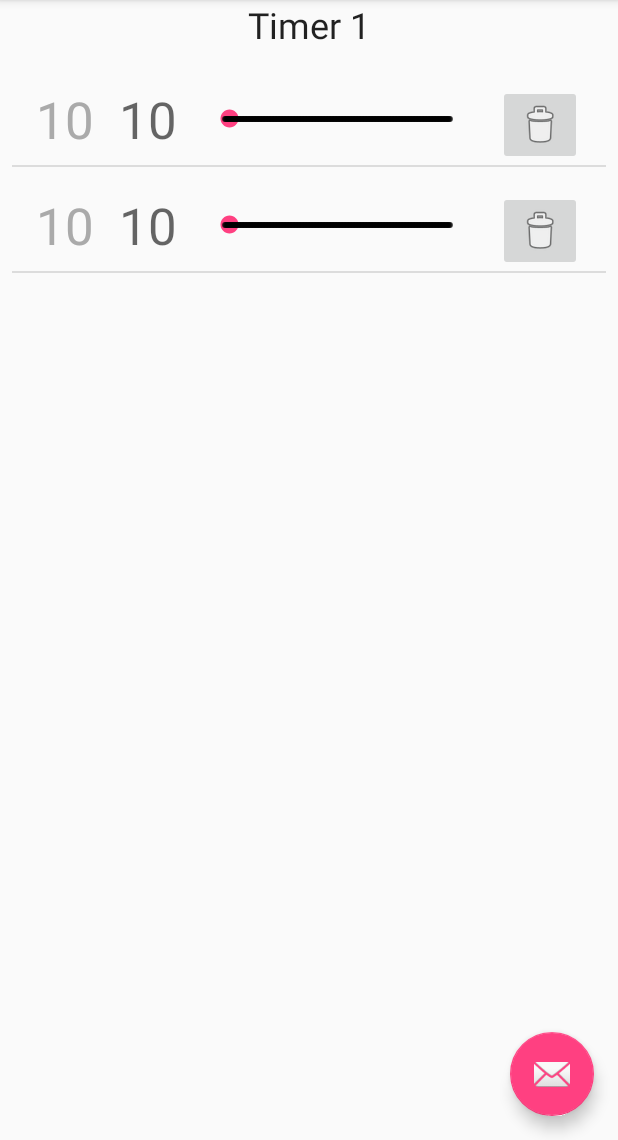
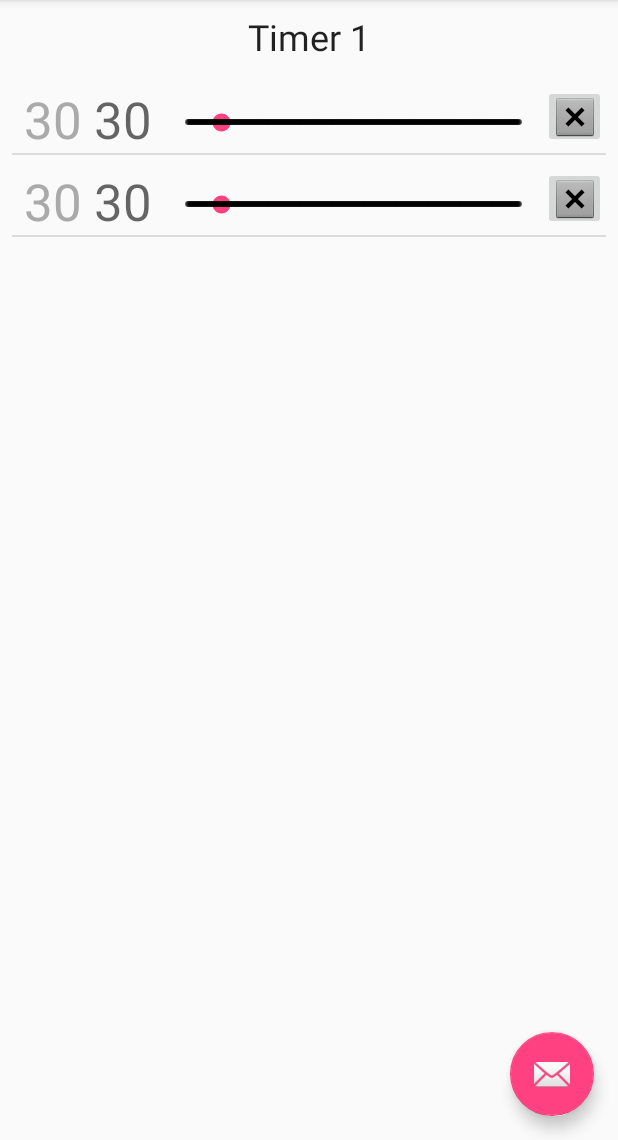
Before and after one commit to jeancharles-roger/SportTimerAndroid, an Android app: the screen it shows after launch (MainActivity), on a phone screen of 412 x 824 dp, the part 96-1236 px from its top. Run offline under Robolectric (Android 15) with nearby library versions, the light colour scheme and no system bars.

Commit message:
Adds duration setting slider

```diff
--- a/app/src/main/java/sporttimer/minibilles/fr/sporttimer/Timer.kt
+++ b/app/src/main/java/sporttimer/minibilles/fr/sporttimer/Timer.kt
@@ -2,7 +2,7 @@ package sporttimer.minibilles.fr.sporttimer
 
 data class TimerDescription(
         var name: String = "New timer",
-        var durations: MutableList<Double> = arrayListOf(30.0, 30.0),
+        var durations: MutableList<Int> = arrayListOf(30, 30),
 
         var currentTime: Double = 0.0,
         var globalCount: Int = 0,
--- a/app/src/main/java/sporttimer/minibilles/fr/sporttimer/TimerFragment.kt
+++ b/app/src/main/java/sporttimer/minibilles/fr/sporttimer/TimerFragment.kt
@@ -3,23 +3,24 @@ package sporttimer.minibilles.fr.sporttimer
 import android.content.Context
 import android.os.Bundle
 import android.support.v4.app.Fragment
-import android.text.SpannableStringBuilder
+import android.support.v7.widget.RecyclerView
 import android.view.LayoutInflater
 import android.view.View
 import android.view.ViewGroup
 import android.widget.ArrayAdapter
-import android.widget.BaseAdapter
-import android.widget.TextView
+import android.widget.SeekBar
 
 import kotlinx.android.synthetic.main.fragment_main.view.*
+import kotlinx.android.synthetic.main.duration_item.view.*
 
 /**
  * A placeholder fragment containing a simple view.
  */
 class TimerFragment : Fragment() {
 
-    override fun onCreateView(inflater: LayoutInflater, container: ViewGroup?,
-                              savedInstanceState: Bundle?): View? {
+    override fun onCreateView(
+        inflater: LayoutInflater, container: ViewGroup?, savedInstanceState: Bundle?
+    ): View? {
         // Find the timer
         val timer: TimerDescription = (context as MainActivity).timers[arguments.getInt(ARG_TIMER_ID)]
 
@@ -46,12 +47,26 @@ class TimerFragment : Fragment() {
         }
     }
 
-    inner class DurationAdapter(context: Context, durations: MutableList<Double>):
-        ArrayAdapter<Double>(context, R.layout.duration_item, durations) {
+    inner class DurationAdapter(context: Context, val durations: MutableList<Int>):
+        ArrayAdapter<Int>(context, R.layout.duration_item, durations) {
 
         override fun getView(position: Int, convertView: View?, parent: ViewGroup?): View {
             val inflater = context.getSystemService(Context.LAYOUT_INFLATER_SERVICE) as LayoutInflater
-            return inflater.inflate(R.layout.duration_item, parent, false)
+            val durationView = inflater.inflate(R.layout.duration_item, parent, false)
+            updateDuration(position, durations[position], durationView)
+            durationView.duration_seek.progress = durations[position]
+            durationView.duration_seek.onchange { seekBar: SeekBar?, progress: Int, fromUser: Boolean ->
+                if (fromUser) updateDuration(position, progress, durationView)
+            }
+
+            return durationView
+        }
+
+        fun updateDuration(index: Int, newValue: Int, durationView: View) {
+            durations[index] = newValue
+            val text = "$newValue"
+            durationView.duration.text = text
+            durationView.current_time.text = text
         }
     }
 }
--- /dev/null
+++ b/app/src/main/java/sporttimer/minibilles/fr/sporttimer/utils.kt
@@ -0,0 +1,20 @@
+package sporttimer.minibilles.fr.sporttimer
+
+import android.widget.SeekBar
+
+
+fun SeekBar.onchange(callback: (seekBar: SeekBar?, progress: Int, fromUser: Boolean) -> Unit) {
+    this.setOnSeekBarChangeListener(object: SeekBar.OnSeekBarChangeListener {
+
+        override fun onProgressChanged(seekBar: SeekBar?, progress: Int, fromUser: Boolean) {
+            callback(seekBar, progress, fromUser)
+        }
+
+        override fun onStartTrackingTouch(seekBar: SeekBar?) {
+        }
+
+        override fun onStopTrackingTouch(seekBar: SeekBar?) {
+        }
+
+    })
+}
--- a/app/src/main/res/layout/duration_item.xml
+++ b/app/src/main/res/layout/duration_item.xml
@@ -1,7 +1,6 @@
 <?xml version="1.0" encoding="utf-8"?>
 <android.support.constraint.ConstraintLayout xmlns:android="http://schemas.android.com/apk/res/android"
     xmlns:app="http://schemas.android.com/apk/res-auto"
-    xmlns:tools="http://schemas.android.com/tools"
     android:id="@+id/duration_item"
     android:layout_width="match_parent"
     android:layout_height="match_parent">
@@ -10,52 +9,48 @@
         android:id="@+id/duration"
         android:layout_width="wrap_content"
         android:layout_height="wrap_content"
-        android:layout_marginStart="16dp"
-        android:layout_marginTop="16dp"
-        android:text="10"
+        android:layout_marginStart="8dp"
+        android:layout_marginTop="8dp"
         android:textAppearance="@style/TextAppearance.AppCompat.Display1"
         app:layout_constraintEnd_toStartOf="@+id/duration_seek"
         app:layout_constraintStart_toEndOf="@+id/current_time"
         app:layout_constraintTop_toTopOf="parent"
-        android:layout_marginLeft="16dp" />
+        android:layout_marginLeft="8dp" />
 
     <TextView
         android:id="@+id/current_time"
-        android:layout_width="39dp"
+        android:layout_width="wrap_content"
         android:layout_height="wrap_content"
-        android:layout_marginStart="16dp"
-        android:layout_marginTop="16dp"
-        android:text="10"
+        android:layout_marginStart="8dp"
+        android:layout_marginTop="8dp"
         android:textAppearance="@style/TextAppearance.AppCompat.Display1"
         android:textColor="@android:color/darker_gray"
         app:layout_constraintEnd_toStartOf="@+id/duration"
         app:layout_constraintStart_toStartOf="parent"
         app:layout_constraintTop_toTopOf="parent"
-        android:layout_marginLeft="16dp" />
+        android:layout_marginLeft="8dp" />
 
     <SeekBar
         android:id="@+id/duration_seek"
         style="@style/Widget.AppCompat.SeekBar.Discrete"
         android:layout_width="0dp"
-        android:layout_height="29dp"
-        android:layout_marginStart="16dp"
+        android:layout_height="wrap_content"
+        android:layout_marginStart="8dp"
         android:layout_marginTop="24dp"
         android:max="300"
         android:progress="5"
         app:layout_constraintEnd_toStartOf="@+id/delete"
         app:layout_constraintStart_toEndOf="@+id/duration"
         app:layout_constraintTop_toTopOf="parent"
-        android:layout_marginLeft="16dp" />
+        android:layout_marginLeft="8dp" />
 
     <ImageButton
         android:id="@+id/delete"
-        android:layout_width="56dp"
-        android:layout_height="53dp"
-        android:layout_marginEnd="16dp"
-        android:layout_marginStart="16dp"
-        android:layout_marginTop="16dp"
+        android:layout_width="42dp"
+        android:layout_height="42dp"
+        android:layout_marginTop="8dp"
         app:layout_constraintEnd_toEndOf="parent"
         app:layout_constraintStart_toEndOf="@+id/duration_seek"
         app:layout_constraintTop_toTopOf="parent"
-        app:srcCompat="@android:drawable/ic_menu_delete" />
+        app:srcCompat="@android:drawable/btn_dialog" />
 </android.support.constraint.ConstraintLayout>
--- a/app/src/main/res/layout/fragment_main.xml
+++ b/app/src/main/res/layout/fragment_main.xml
@@ -12,10 +12,12 @@
         android:layout_height="wrap_content"
         android:layout_marginEnd="16dp"
         android:layout_marginStart="16dp"
+        android:layout_marginTop="8dp"
         android:textAlignment="center"
         android:textAppearance="@style/TextAppearance.AppCompat.Headline"
         app:layout_constraintEnd_toEndOf="parent"
-        app:layout_constraintStart_toStartOf="parent" />
+        app:layout_constraintStart_toStartOf="parent"
+        app:layout_constraintTop_toTopOf="parent" />
 
     <ListView
         android:id="@+id/timers"
```
